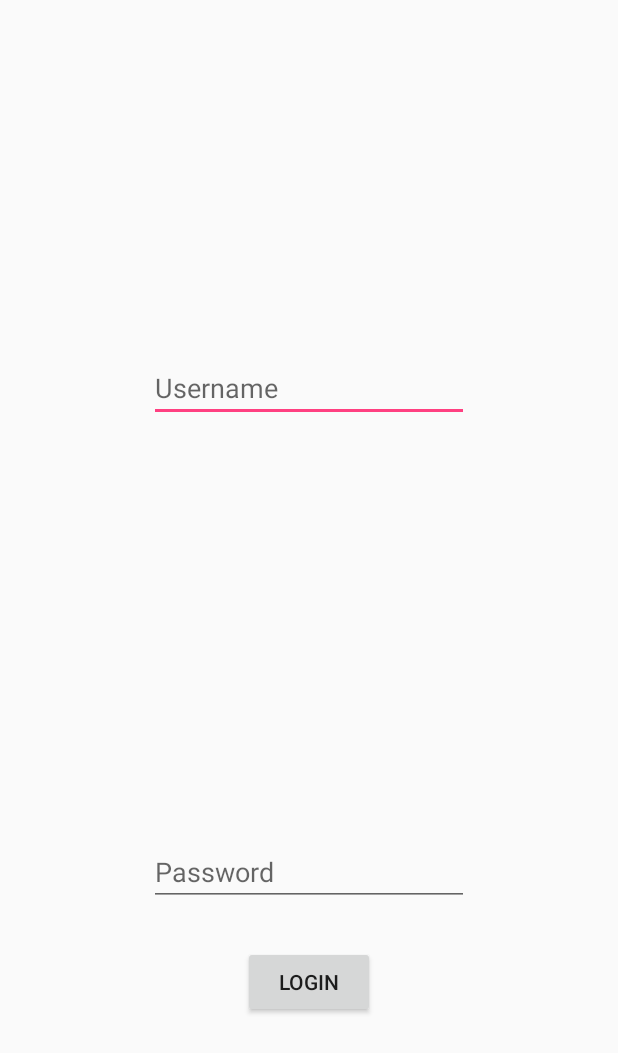
After one commit to danltw/iPlanner, an Android app: the fragment LoginUI shown on its own in the app's theme, on a phone screen of 412 x 824 dp. The commit adds this screen. Shown: the top 1053 px of the screen. Run offline under Robolectric (Android 15) with nearby library versions, the phone set to English and light mode, and no system bars; network calls fail.

Commit message:
Implemented LoginUI and LoginActivity

```diff
--- /dev/null
+++ b/app/src/main/java/com/project42/iplanner/Accounts/LoginUI.java
@@ -0,0 +1,25 @@
+package com.project42.iplanner.Accounts;
+
+import android.os.Bundle;
+import android.support.v4.app.Fragment;
+import android.support.v7.app.AppCompatActivity;
+import android.view.LayoutInflater;
+import android.view.View;
+import android.view.ViewGroup;
+import android.widget.EditText;
+import android.widget.Toast;
+import com.project42.iplanner.R;
+
+public class LoginUI extends Fragment {
+    public LoginUI() {
+        // Required empty public constructor
+    }
+
+
+    @Override
+    public View onCreateView(LayoutInflater inflater, ViewGroup container,
+                             Bundle savedInstanceState) {
+        // Inflate the layout for this fragment
+        return inflater.inflate(R.layout.fragment_login_ui, container, false);
+    }
+}
--- /dev/null
+++ b/app/src/main/res/layout/fragment_login_ui.xml
@@ -0,0 +1,33 @@
+<?xml version="1.0" encoding="utf-8"?>
+<RelativeLayout
+        xmlns:android="http://schemas.android.com/apk/res/android"
+        xmlns:app="http://schemas.android.com/apk/res-auto"
+        xmlns:tools="http://schemas.android.com/tools"
+        android:layout_width="match_parent"
+        android:layout_height="match_parent">
+
+
+    <EditText
+            android:layout_width="wrap_content"
+            android:layout_height="wrap_content"
+            android:inputType="textPersonName"
+            android:hint="Username"
+            android:ems="10"
+            android:id="@+id/login_username" android:layout_centerHorizontal="true" android:layout_alignParentTop="true"
+            android:layout_marginTop="236dp"/>
+
+    <EditText
+            android:layout_width="wrap_content"
+            android:layout_height="wrap_content"
+            android:inputType="textPassword"
+            android:hint="Password"
+            android:ems="10"
+            android:id="@+id/login_password" android:layout_centerHorizontal="true" android:layout_alignParentBottom="true"
+            android:layout_marginBottom="220dp"/>
+    <Button
+            android:text="Login"
+            android:layout_width="wrap_content"
+            android:layout_height="wrap_content" android:layout_alignParentBottom="true"
+            android:onClick="onClickLogin"
+            android:id="@+id/login_button" android:layout_centerHorizontal="true" android:layout_marginBottom="145dp"/>
+</RelativeLayout>
--- a/app/src/main/res/values/strings.xml
+++ b/app/src/main/res/values/strings.xml
@@ -32,4 +32,5 @@
     <!-- Message Status -->
     <string name="message_sending">Sending</string>
     <string name="message_failed">Failed</string>
+    <string name="title_activity_login_button">LoginButton</string>
 </resources>
--- a/app/src/main/res/values/styles.xml
+++ b/app/src/main/res/values/styles.xml
@@ -17,8 +17,8 @@
         <item name="windowNoTitle">true</item>
     </style>
 
-    <style name="AppTheme.AppBarOverlay" parent="ThemeOverlay.AppCompat.Dark.ActionBar" />
+    <style name="AppTheme.AppBarOverlay" parent="ThemeOverlay.AppCompat.Dark.ActionBar"/>
 
-    <style name="AppTheme.PopupOverlay" parent="ThemeOverlay.AppCompat.Light" />
+    <style name="AppTheme.PopupOverlay" parent="ThemeOverlay.AppCompat.Light"/>
 
 </resources>
```
Also changed, not shown: app/build.gradle (+2 -5 lines), app/src/main/AndroidManifest.xml (+23 -17 lines), app/src/main/java/com/project42/iplanner/Accounts/LoginActivity.java (+31 -10 lines), app/src/main/java/com/project42/iplanner/Accounts/LoginButton.java (added, +31 -0 lines), app/src/main/java/com/project42/iplanner/Accounts/ProfileDetailsActivity.java (+22 -0 lines), app/src/main/res/layout/activity_login_button.xml (added, +34 -0 lines), app/src/main/res/layout/content_login_button.xml (added, +12 -0 lines), app/src/main/res/layout/fragment_profile.xml (+9 -1 lines), app/src/main/res/drawable/login_icon.png (added), 3 other files.
